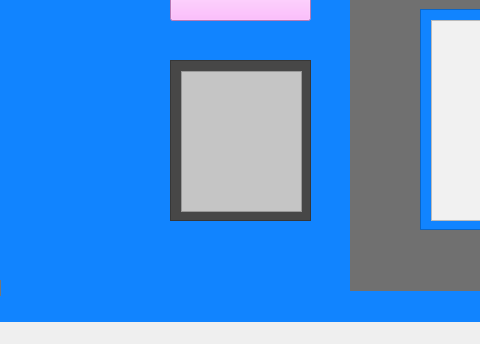
Before: the Qt Designer form LSI Project GUI/LSI Project GUI/LSIProjectGUI.ui in Fridanylund/LSI, drawn with Qt 5; both pictures show x 550 to 1030 and y 360 to 704 of the 1246 by 704 pixel window.
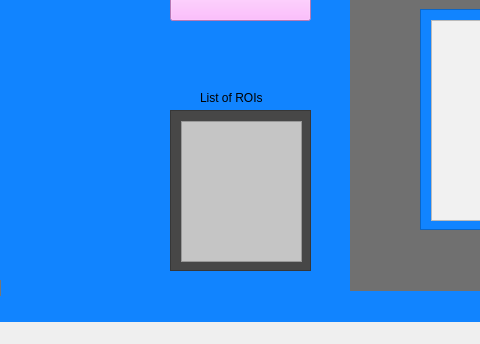
After: the same form once the commit is applied. Custom widgets are drawn as their Qt base class.

Patch:
```diff
--- a/LSI Project GUI/LSI Project GUI/LSIProjectGUI.ui
+++ b/LSI Project GUI/LSI Project GUI/LSIProjectGUI.ui
@@ -674,7 +674,7 @@
     <property name="geometry">
      <rect>
       <x>720</x>
-      <y>420</y>
+      <y>470</y>
       <width>141</width>
       <height>161</height>
      </rect>
@@ -842,6 +842,39 @@
      </widget>
     </widget>
    </widget>
+   <widget class="QLabel" name="label_3">
+    <property name="geometry">
+     <rect>
+      <x>750</x>
+      <y>450</y>
+      <width>81</width>
+      <height>16</height>
+     </rect>
+    </property>
+    <property name="styleSheet">
+     <string notr="true">font: 75 12pt &quot;Segoe UI Light&quot;;</string>
+    </property>
+    <property name="text">
+     <string>List of ROIs</string>
+    </property>
+   </widget>
+   <widget class="QLabel" name="Laser_error">
+    <property name="geometry">
+     <rect>
+      <x>690</x>
+      <y>50</y>
+      <width>201</width>
+      <height>20</height>
+     </rect>
+    </property>
+    <property name="styleSheet">
+     <string notr="true">font: 75 12pt &quot;Segoe UI Light&quot;;
+</string>
+    </property>
+    <property name="text">
+     <string/>
+    </property>
+   </widget>
   </widget>
   <widget class="QMenuBar" name="menuBar">
    <property name="geometry">
```
